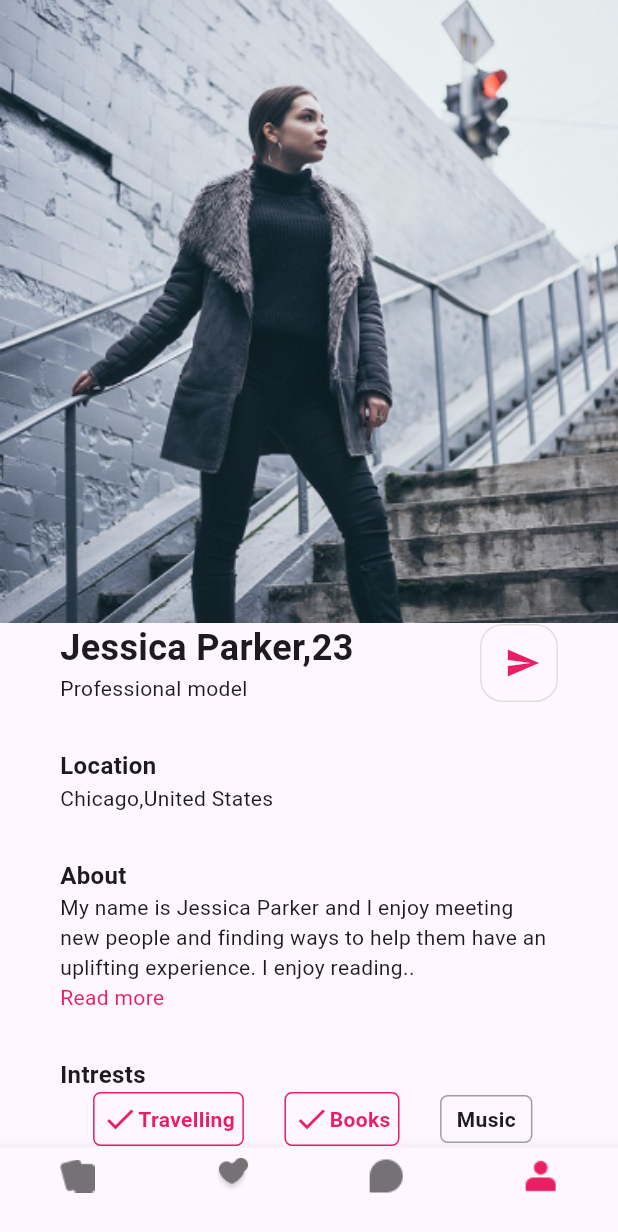
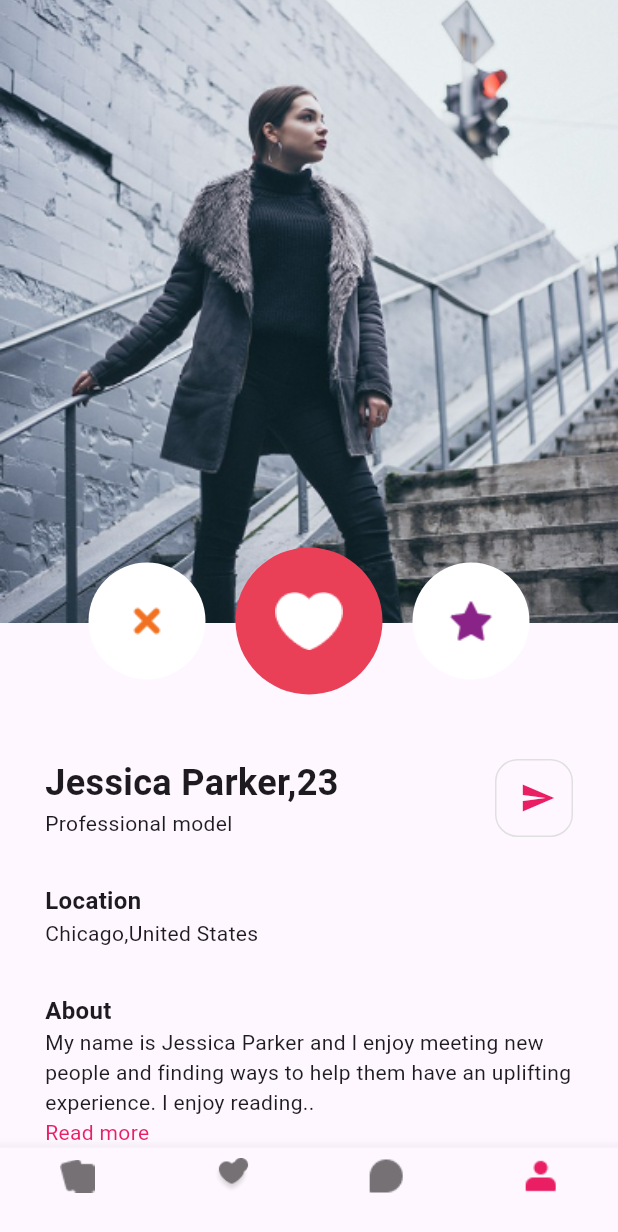
Before and after one commit to happy-initcoder/datingappui, a Flutter app: the NavigatorScreen screen opened directly, item 4 of the bottom bar chosen, on a phone screen of 412 x 824 dp. Shown: the top 1232 px of the screen. Run offline on Flutter 3.47's test engine with Material 2 defaults, Android fonts, the phone set to English and light mode, and no system bars; our stand-ins replace carousel_slider, intl_phone_field, swipe_cards; missing offline and left inert: dashed_circle.

Commit message:
profile screen done

```diff
--- a/lib/Matches_page.dart
+++ b/lib/Matches_page.dart
@@ -17,7 +17,7 @@ class _MatchesPageState extends State<MatchesPage> {
   @override
   Widget build(BuildContext context) {
     return Padding(
-      padding: EdgeInsets.only(top: 40, right: 40, left: 40),
+      padding: EdgeInsets.only(top: 40, right: 25, left: 25),
       child: SingleChildScrollView(
         child: Container(
           child: Column(
--- a/lib/ProfileScreen.dart
+++ b/lib/ProfileScreen.dart
@@ -20,7 +20,10 @@ class _ProfileScreenState extends State<ProfileScreen> {
 
     return SingleChildScrollView(
       child: Container(
-        child: Column(
+        child: Stack(
+          alignment: AlignmentDirectional.center,
+          children: [
+            Column(
               children: [
                 Container(
                   height: 415,
@@ -30,13 +33,22 @@ class _ProfileScreenState extends State<ProfileScreen> {
                           image: AssetImage('assets/images/photo3.png'),
                           fit: BoxFit.cover)),
                 ),
-            Padding(
-              padding: EdgeInsets.only(left: 40, right: 40),
+                Container(
+                  decoration: BoxDecoration(
+                    borderRadius: BorderRadius.only(
+                        topLeft: Radius.circular(20),
+                        topRight: Radius.circular(20)),
+                  ),
+                  width: size.width,
+                  child: Padding(
+                    padding: EdgeInsets.only(left: 30, right: 30),
                     child: Container(
                       child: Column(
                         crossAxisAlignment: CrossAxisAlignment.start,
                         children: [
-                    Row(
+                          Padding(
+                            padding: EdgeInsets.only(top: 90),
+                            child: Row(
                               children: [
                                 Column(
                                   crossAxisAlignment: CrossAxisAlignment.start,
@@ -44,7 +56,8 @@ class _ProfileScreenState extends State<ProfileScreen> {
                                     Text(
                                       'Jessica Parker,23',
                                       style: TextStyle(
-                                  fontWeight: FontWeight.bold, fontSize: 24),
+                                          fontWeight: FontWeight.bold,
+                                          fontSize: 24),
                                     ),
                                     Text(
                                       'Professional model',
@@ -55,7 +68,8 @@ class _ProfileScreenState extends State<ProfileScreen> {
                                 Spacer(),
                                 Container(
                                   decoration: BoxDecoration(
-                            border: Border.all(color: Colors.grey.shade300),
+                                    border:
+                                        Border.all(color: Colors.grey.shade300),
                                     borderRadius: BorderRadius.circular(15),
                                   ),
                                   height: 52,
@@ -67,6 +81,7 @@ class _ProfileScreenState extends State<ProfileScreen> {
                                 ),
                               ],
                             ),
+                          ),
                           SizedBox(height: 30),
                           Row(
                             children: [
@@ -76,7 +91,8 @@ class _ProfileScreenState extends State<ProfileScreen> {
                                   Text(
                                     'Location',
                                     style: TextStyle(
-                                  fontWeight: FontWeight.bold, fontSize: 16),
+                                        fontWeight: FontWeight.bold,
+                                        fontSize: 16),
                                   ),
                                   Text(
                                     'Chicago,United States',
@@ -90,8 +106,8 @@ class _ProfileScreenState extends State<ProfileScreen> {
                           SizedBox(height: 30),
                           Text(
                             'About',
-                      style:
-                          TextStyle(fontSize: 16, fontWeight: FontWeight.bold),
+                            style: TextStyle(
+                                fontSize: 16, fontWeight: FontWeight.bold),
                           ),
                           Text(
                               'My name is Jessica Parker and I enjoy meeting new people and finding ways to help them have an uplifting experience. I enjoy reading..'),
@@ -102,8 +118,8 @@ class _ProfileScreenState extends State<ProfileScreen> {
                           SizedBox(height: 30),
                           Text(
                             'Intrests',
-                      style:
-                          TextStyle(fontSize: 16, fontWeight: FontWeight.bold),
+                            style: TextStyle(
+                                fontSize: 16, fontWeight: FontWeight.bold),
                           ),
                           Padding(
                             padding: EdgeInsets.only(left: 5),
@@ -113,7 +129,8 @@ class _ProfileScreenState extends State<ProfileScreen> {
                                 Container(
                                   decoration: BoxDecoration(
                                     borderRadius: BorderRadius.circular(5),
-                              border: Border.all(width: 1, color: Colors.pink),
+                                    border: Border.all(
+                                        width: 1, color: Colors.pink),
                                   ),
                                   child: Padding(
                                     padding: const EdgeInsets.all(5.0),
@@ -133,8 +150,8 @@ class _ProfileScreenState extends State<ProfileScreen> {
                                   child: Container(
                                     decoration: BoxDecoration(
                                       borderRadius: BorderRadius.circular(5),
-                                border:
-                                    Border.all(width: 1, color: Colors.pink),
+                                      border: Border.all(
+                                          width: 1, color: Colors.pink),
                                     ),
                                     child: Padding(
                                       padding: const EdgeInsets.all(5.0),
@@ -155,17 +172,18 @@ class _ProfileScreenState extends State<ProfileScreen> {
                                   child: Container(
                                     decoration: BoxDecoration(
                                       borderRadius: BorderRadius.circular(5),
-                                border:
-                                    Border.all(width: 1, color: Colors.grey),
+                                      border: Border.all(
+                                          width: 1, color: Colors.grey),
                                     ),
                                     child: Padding(
                                       padding: const EdgeInsets.all(5.0),
                                       child: Padding(
-                                  padding: EdgeInsets.only(left: 5, right: 5),
+                                        padding:
+                                            EdgeInsets.only(left: 5, right: 5),
                                         child: Text(
                                           'Music',
-                                    style:
-                                        TextStyle(fontWeight: FontWeight.bold),
+                                          style: TextStyle(
+                                              fontWeight: FontWeight.bold),
                                         ),
                                       ),
                                     ),
@@ -184,17 +202,18 @@ class _ProfileScreenState extends State<ProfileScreen> {
                                   child: Container(
                                     decoration: BoxDecoration(
                                       borderRadius: BorderRadius.circular(5),
-                                border:
-                                    Border.all(width: 1, color: Colors.grey),
+                                      border: Border.all(
+                                          width: 1, color: Colors.grey),
                                     ),
                                     child: Padding(
                                       padding: const EdgeInsets.all(5.0),
                                       child: Padding(
-                                  padding: EdgeInsets.only(left: 10, right: 10),
+                                        padding: EdgeInsets.only(
+                                            left: 10, right: 10),
                                         child: Text(
                                           'Dancing',
-                                    style:
-                                        TextStyle(fontWeight: FontWeight.bold),
+                                          style: TextStyle(
+                                              fontWeight: FontWeight.bold),
                                         ),
                                       ),
                                     ),
@@ -205,17 +224,18 @@ class _ProfileScreenState extends State<ProfileScreen> {
                                   child: Container(
                                     decoration: BoxDecoration(
                                       borderRadius: BorderRadius.circular(5),
-                                border:
-                                    Border.all(width: 1, color: Colors.grey),
+                                      border: Border.all(
+                                          width: 1, color: Colors.grey),
                                     ),
                                     child: Padding(
                                       padding: const EdgeInsets.all(5.0),
                                       child: Padding(
-                                  padding: EdgeInsets.only(left: 5, right: 5),
+                                        padding:
+                                            EdgeInsets.only(left: 5, right: 5),
                                         child: Text(
                                           'Modling',
-                                    style:
-                                        TextStyle(fontWeight: FontWeight.bold),
+                                          style: TextStyle(
+                                              fontWeight: FontWeight.bold),
                                         ),
                                       ),
                                     ),
@@ -237,8 +257,10 @@ class _ProfileScreenState extends State<ProfileScreen> {
                                 padding: const EdgeInsets.only(right: 10),
                                 child: TextButton(
                                   onPressed: () {
-                              Navigator.of(context).push(MaterialPageRoute(
-                                  builder: (context) => GalaryView()));
+                                    Navigator.of(context).push(
+                                        MaterialPageRoute(
+                                            builder: (context) =>
+                                                GalaryView()));
                                   },
                                   child: Text(
                                     'See all',
@@ -251,9 +273,7 @@ class _ProfileScreenState extends State<ProfileScreen> {
                               )
                             ],
                           ),
-                    Padding(
-                      padding: EdgeInsets.only(left: 5),
-                      child: Row(
+                          Row(
                             children: [
                               Container(
                                 height: 190,
@@ -277,10 +297,8 @@ class _ProfileScreenState extends State<ProfileScreen> {
                               )
                             ],
                           ),
-                    ),
-                    Padding(
-                      padding: EdgeInsets.only(left: 5, top: 10),
-                      child: Row(
+                          SizedBox(height: 10),
+                          Row(
                             children: [
                               Container(
                                 height: 122,
@@ -314,8 +332,42 @@ class _ProfileScreenState extends State<ProfileScreen> {
                                 ),
                               )
                             ],
+                          )
+                        ],
                       ),
-                    )
+                    ),
+                  ),
+                ),
+              ],
+            ),
+            Positioned(
+              top: 365,
+              child: Container(
+                child: Row(
+                  mainAxisAlignment: MainAxisAlignment.spaceEvenly,
+                  children: [
+                    CircleAvatar(
+                      radius: 39,
+                      child: GestureDetector(
+                          onTap: () {},
+                          child: Image.asset('assets/images/close-small.png')),
+                      backgroundColor: Colors.white,
+                    ),
+                    SizedBox(width: 20),
+                    CircleAvatar(
+                      radius: 49,
+                      child: GestureDetector(
+                          onTap: () {},
+                          child: Image.asset('assets/images/Vector.png')),
+                      backgroundColor: Color.fromRGBO(233, 64, 87, 1),
+                    ),
+                    SizedBox(width: 20),
+                    CircleAvatar(
+                        radius: 39,
+                        child: GestureDetector(
+                            onTap: () {},
+                            child: Image.asset('assets/images/star.png')),
+                        backgroundColor: Colors.white),
                   ],
                 ),
               ),
--- a/lib/main.dart
+++ b/lib/main.dart
@@ -33,7 +33,7 @@ class MyApp extends StatelessWidget {
         colorScheme: ColorScheme.fromSeed(seedColor: Colors.deepPurple),
         useMaterial3: true,
       ),
-      home: NavigatorScreen(),
+      home: Onboarding(),
     );
   }
 }
--- a/lib/messages.dart
+++ b/lib/messages.dart
@@ -19,7 +19,7 @@ class _MessagesScreenState extends State<MessagesScreen> {
     var size = MediaQuery.of(context).size;
 
     return Padding(
-      padding: EdgeInsets.only(left: 40, top: 40),
+      padding: EdgeInsets.only(left: 30, top: 40),
       child: Container(
         child: Column(
           children: [
@@ -129,7 +129,7 @@ class _MessagesScreenState extends State<MessagesScreen> {
             ),
             SizedBox(
               width: size.width - 40,
-              height: 390,
+              height: 370,
               child: ListView.builder(
                 itemCount: 10,
                 itemBuilder: (context, index) {
--- a/lib/notificaton.dart
+++ b/lib/notificaton.dart
@@ -1,3 +1,4 @@
+import 'package:dating_app_ui/NavigatorSceen.dart';
 import 'package:dating_app_ui/mainScreen.dart';
 import 'package:dating_app_ui/widget/button.dart';
 import 'package:flutter/material.dart';
@@ -28,7 +29,7 @@ class NotificationPage extends StatelessWidget {
                 SizedBox(height: 128),
                 Button(
                   name: 'I want to be notified',
-                  screenName: MainScreen(),
+                  screenName: NavigatorScreen(),
                 )
               ],
             ),
--- a/lib/profile_details.dart
+++ b/lib/profile_details.dart
@@ -8,6 +8,7 @@ class ProfileDetailPage extends StatelessWidget {
   @override
   Widget build(BuildContext context) {
     return Scaffold(
+      resizeToAvoidBottomInset: false,
       body: Padding(
         padding: const EdgeInsets.only(left: 40, right: 40),
         child: Container(
```
Lines whose indentation alone changed are shown as unchanged.
